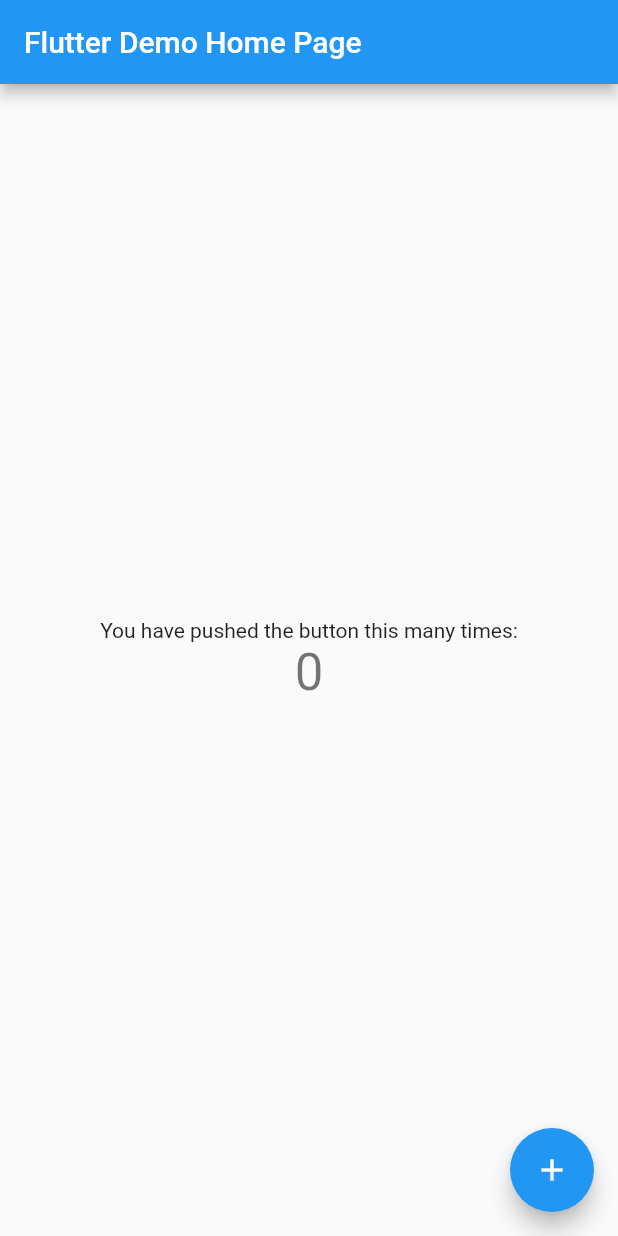
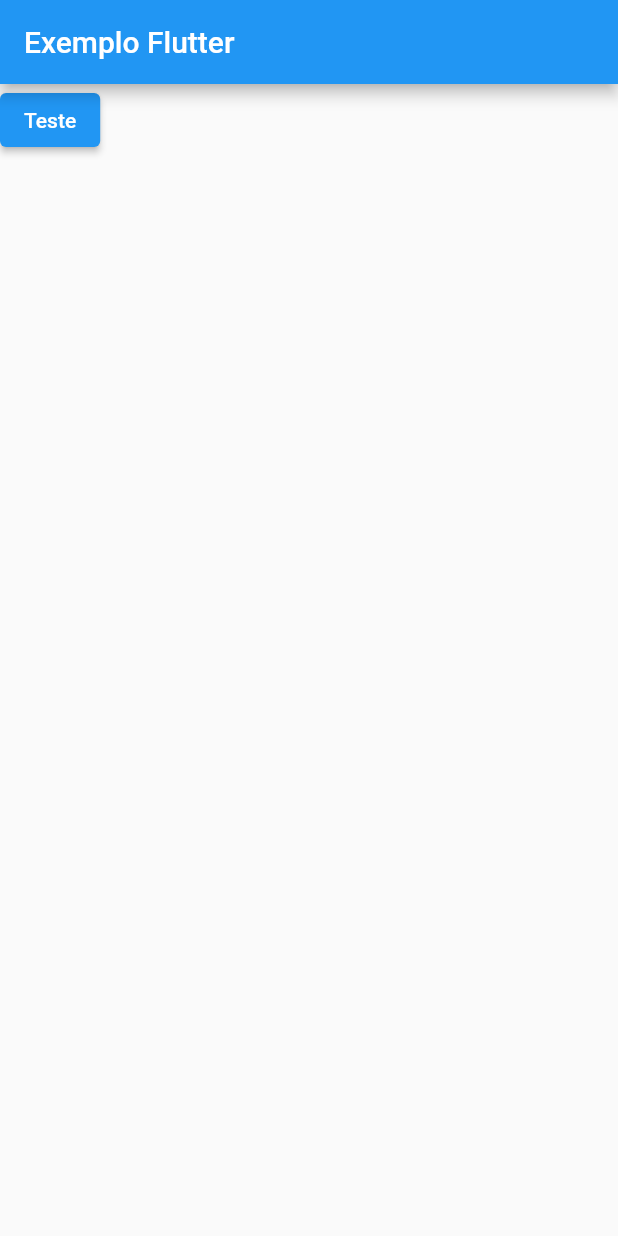
Before and after one commit to davidjaneiro92/pdvmobile_flutter, a Flutter app: the screen it shows after launch, on a phone screen of 412 x 824 dp. Run offline on Flutter 3.47's test engine with Material 2 defaults, Android fonts, the phone set to English and light mode, and no system bars.

Commit message:
inicio do prejeto

```diff
--- a/lib/main.dart
+++ b/lib/main.dart
@@ -1,115 +1,43 @@
 import 'package:flutter/material.dart';
 
 void main() {
-  runApp(const MyApp());
+  runApp(MeuApp());
 }
 
-class MyApp extends StatelessWidget {
-  const MyApp({Key? key}) : super(key: key);
+class MeuApp extends StatelessWidget {
+  const MeuApp({Key? key}) : super(key: key);
 
-  // This widget is the root of your application.
   @override
   Widget build(BuildContext context) {
     return MaterialApp(
-      title: 'Flutter Demo',
-      theme: ThemeData(
-        // This is the theme of your application.
-        //
-        // Try running your application with "flutter run". You'll see the
-        // application has a blue toolbar. Then, without quitting the app, try
-        // changing the primarySwatch below to Colors.green and then invoke
-        // "hot reload" (press "r" in the console where you ran "flutter run",
-        // or simply save your changes to "hot reload" in a Flutter IDE).
-        // Notice that the counter didn't reset back to zero; the application
-        // is not restarted.
-        primarySwatch: Colors.blue,
-      ),
-      home: const MyHomePage(title: 'Flutter Demo Home Page'),
+      title: 'PDV Mobile Flutter',
+      home: HomeWidget(),
     );
   }
 }
 
-class MyHomePage extends StatefulWidget {
-  const MyHomePage({Key? key, required this.title}) : super(key: key);
-
-  // This widget is the home page of your application. It is stateful, meaning
-  // that it has a State object (defined below) that contains fields that affect
-  // how it looks.
-
-  // This class is the configuration for the state. It holds the values (in this
-  // case the title) provided by the parent (in this case the App widget) and
-  // used by the build method of the State. Fields in a Widget subclass are
-  // always marked "final".
-
-  final String title;
+class HomeWidget extends StatefulWidget {
+  const HomeWidget({Key? key}) : super(key: key);
 
   @override
-  State<MyHomePage> createState() => _MyHomePageState();
+  State<HomeWidget> createState() => _HomeWidgetState();
 }
 
-class _MyHomePageState extends State<MyHomePage> {
-  int _counter = 0;
-
-  void _incrementCounter() {
-    setState(() {
-      // This call to setState tells the Flutter framework that something has
-      // changed in this State, which causes it to rerun the build method below
-      // so that the display can reflect the updated values. If we changed
-      // _counter without calling setState(), then the build method would not be
-      // called again, and so nothing would appear to happen.
-      _counter++;
-    });
-  }
-
+class _HomeWidgetState extends State<HomeWidget> {
   @override
   Widget build(BuildContext context) {
-    // This method is rerun every time setState is called, for instance as done
-    // by the _incrementCounter method above.
-    //
-    // The Flutter framework has been optimized to make rerunning build methods
-    // fast, so that you can just rebuild anything that needs updating rather
-    // than having to individually change instances of widgets.
     return Scaffold(
       appBar: AppBar(
-        // Here we take the value from the MyHomePage object that was created by
-        // the App.build method, and use it to set our appbar title.
-        title: Text(widget.title),
+        title: Text('Exemplo Flutter'),
       ),
-      body: Center(
-        // Center is a layout widget. It takes a single child and positions it
-        // in the middle of the parent.
-        child: Column(
-          // Column is also a layout widget. It takes a list of children and
-          // arranges them vertically. By default, it sizes itself to fit its
-          // children horizontally, and tries to be as tall as its parent.
-          //
-          // Invoke "debug painting" (press "p" in the console, choose the
-          // "Toggle Debug Paint" action from the Flutter Inspector in Android
-          // Studio, or the "Toggle Debug Paint" command in Visual Studio Code)
-          // to see the wireframe for each widget.
-          //
-          // Column has various properties to control how it sizes itself and
-          // how it positions its children. Here we use mainAxisAlignment to
-          // center the children vertically; the main axis here is the vertical
-          // axis because Columns are vertical (the cross axis would be
-          // horizontal).
-          mainAxisAlignment: MainAxisAlignment.center,
-          children: <Widget>[
-            const Text(
-              'You have pushed the button this many times:',
-            ),
-            Text(
-              '$_counter',
-              style: Theme.of(context).textTheme.headline4,
-            ),
-          ],
-        ),
-      ),
-      floatingActionButton: FloatingActionButton(
-        onPressed: _incrementCounter,
-        tooltip: 'Increment',
-        child: const Icon(Icons.add),
-      ), // This trailing comma makes auto-formatting nicer for build methods.
+      body: Column(children: [
+        ElevatedButton(
+          onPressed: () {
+            print('Ola mundo');
+          },
+          child: Text('Teste'),
+        )
+      ]),
     );
   }
 }
```
